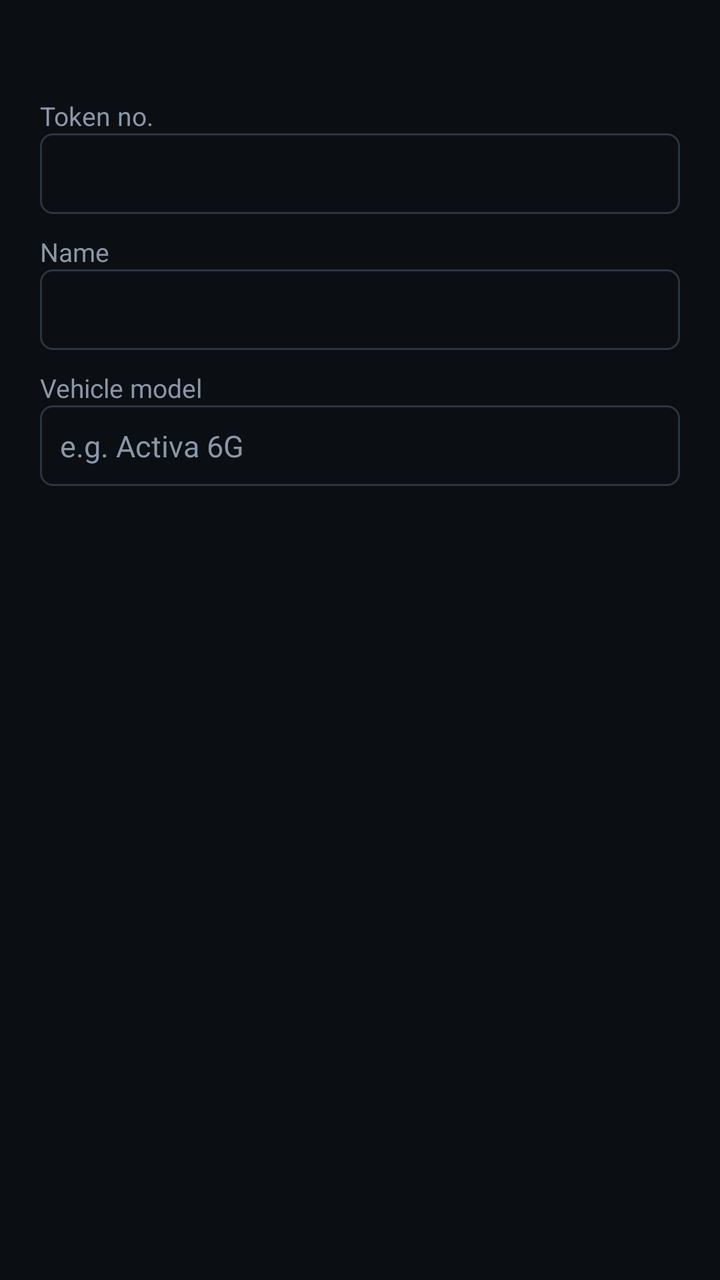
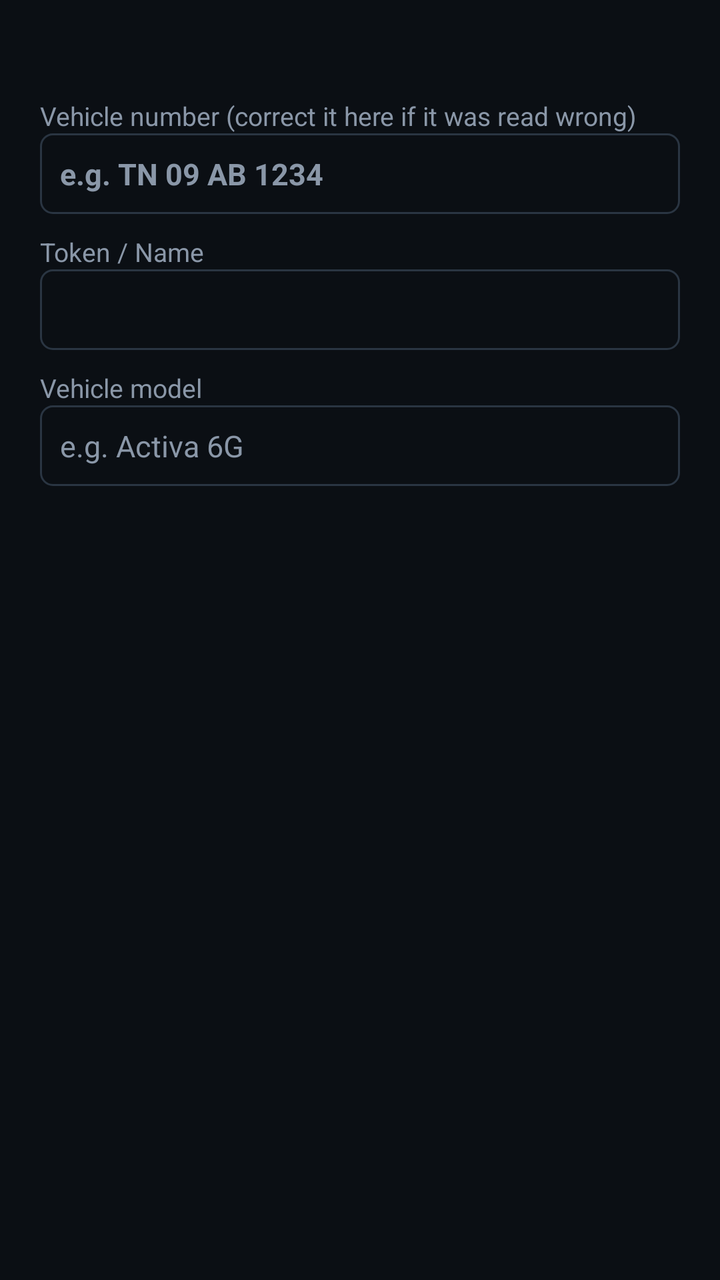

The first picture is an Android layout as it rendered before a commit; the second is the same layout after the commit. The layout source and the unified diff follow.
<!-- AndroidManifest.xml: application theme Theme.VehicleGate -->
<!-- res/layout/dialog_entry.xml -->
<?xml version="1.0" encoding="utf-8"?>
<LinearLayout xmlns:android="http://schemas.android.com/apk/res/android"
    android:layout_width="match_parent"
    android:layout_height="wrap_content"
    android:orientation="vertical"
    android:padding="20dp">

    <TextView
        android:id="@+id/info"
        android:layout_width="wrap_content"
        android:layout_height="wrap_content"
        android:textColor="@color/text_dim"
        android:textSize="14sp" />

    <TextView style="@style/FieldLabel" android:layout_width="wrap_content" android:layout_height="wrap_content" android:text="Token no." />
    <EditText android:id="@+id/token" style="@style/Field" android:layout_width="match_parent" android:layout_height="wrap_content" android:inputType="text" />

    <TextView style="@style/FieldLabel" android:layout_width="wrap_content" android:layout_height="wrap_content" android:text="Name" />
    <EditText android:id="@+id/name" style="@style/Field" android:layout_width="match_parent" android:layout_height="wrap_content" android:inputType="textPersonName|textCapWords" />

    <TextView style="@style/FieldLabel" android:layout_width="wrap_content" android:layout_height="wrap_content" android:text="Vehicle model" />
    <EditText android:id="@+id/model" style="@style/Field" android:layout_width="match_parent" android:layout_height="wrap_content" android:hint="e.g. Activa 6G" android:inputType="textCapWords" />

    <ImageView android:id="@+id/photo" android:layout_width="match_parent" android:layout_height="160dp" android:layout_marginTop="10dp" android:adjustViewBounds="true" android:contentDescription="snapshot" android:scaleType="fitCenter" android:visibility="gone" />
</LinearLayout>
<!-- resources referenced by this layout -->
<resources>
  <color name="text_dim">#8A97A8</color>
  <style name="Field">
          <item name="android:background">@drawable/field_bg</item>
          <item name="android:textColor">@color/text</item>
          <item name="android:textColorHint">@color/text_dim</item>
          <item name="android:textSize">15sp</item>
          <item name="android:padding">10dp</item>
          <item name="android:singleLine">true</item>
      </style>
  <style name="FieldLabel">
          <item name="android:textColor">@color/text_dim</item>
          <item name="android:textSize">13sp</item>
          <item name="android:layout_marginTop">10dp</item>
      </style>
  <style name="Theme.VehicleGate" parent="Theme.Material3.Dark.NoActionBar">
          <item name="android:windowBackground">@color/bg</item>
          <item name="colorPrimary">@color/accent</item>
          <item name="colorOnPrimary">#000000</item>
          <item name="colorSecondary">@color/accent</item>
          <item name="android:statusBarColor">@color/bg</item>
          <item name="android:navigationBarColor">@color/bg</item>
      </style>
  <!-- drawable field_bg (drawable) -->
  <?xml version="1.0" encoding="utf-8"?>
  <selector xmlns:android="http://schemas.android.com/apk/res/android">
      <item android:state_focused="true">
          <shape android:shape="rectangle">
              <solid android:color="@color/bg" />
              <stroke android:width="2dp" android:color="@color/accent" />
              <corners android:radius="6dp" />
          </shape>
      </item>
      <item>
          <shape android:shape="rectangle">
              <solid android:color="@color/bg" />
              <stroke android:width="1dp" android:color="@color/divider" />
              <corners android:radius="6dp" />
          </shape>
      </item>
  </selector>
  <color name="text">#E8EDF2</color>
  <color name="bg">#0B0F14</color>
  <color name="accent">#FFC107</color>
  <color name="divider">#2A3542</color>
</resources>

<!-- the commit's change to res/layout/dialog_entry.xml (unified diff, before → after) -->
@@ -1,5 +1,9 @@
 <?xml version="1.0" encoding="utf-8"?>
-<LinearLayout xmlns:android="http://schemas.android.com/apk/res/android"
+<ScrollView xmlns:android="http://schemas.android.com/apk/res/android"
+    android:layout_width="match_parent"
+    android:layout_height="wrap_content">
+
+<LinearLayout
     android:layout_width="match_parent"
     android:layout_height="wrap_content"
     android:orientation="vertical"
@@ -12,14 +16,15 @@
         android:textColor="@color/text_dim"
         android:textSize="14sp" />
 
-    <TextView style="@style/FieldLabel" android:layout_width="wrap_content" android:layout_height="wrap_content" android:text="Token no." />
-    <EditText android:id="@+id/token" style="@style/Field" android:layout_width="match_parent" android:layout_height="wrap_content" android:inputType="text" />
+    <TextView style="@style/FieldLabel" android:layout_width="wrap_content" android:layout_height="wrap_content" android:text="Vehicle number (correct it here if it was read wrong)" />
+    <EditText android:id="@+id/plate" style="@style/Field" android:layout_width="match_parent" android:layout_height="wrap_content" android:hint="e.g. TN 09 AB 1234" android:inputType="textCapCharacters|textNoSuggestions" android:textStyle="bold" />
 
-    <TextView style="@style/FieldLabel" android:layout_width="wrap_content" android:layout_height="wrap_content" android:text="Name" />
-    <EditText android:id="@+id/name" style="@style/Field" android:layout_width="match_parent" android:layout_height="wrap_content" android:inputType="textPersonName|textCapWords" />
+    <TextView style="@style/FieldLabel" android:layout_width="wrap_content" android:layout_height="wrap_content" android:text="Token / Name" />
+    <EditText android:id="@+id/name" style="@style/Field" android:layout_width="match_parent" android:layout_height="wrap_content" android:inputType="textCapWords" />
 
     <TextView style="@style/FieldLabel" android:layout_width="wrap_content" android:layout_height="wrap_content" android:text="Vehicle model" />
-    <EditText android:id="@+id/model" style="@style/Field" android:layout_width="match_parent" android:layout_height="wrap_content" android:hint="e.g. Activa 6G" android:inputType="textCapWords" />
+    <AutoCompleteTextView android:id="@+id/model" style="@style/Field" android:layout_width="match_parent" android:layout_height="wrap_content" android:completionThreshold="1" android:hint="e.g. Activa 6G" android:inputType="textCapWords" android:popupBackground="@color/surface2" />
 
     <ImageView android:id="@+id/photo" android:layout_width="match_parent" android:layout_height="160dp" android:layout_marginTop="10dp" android:adjustViewBounds="true" android:contentDescription="snapshot" android:scaleType="fitCenter" android:visibility="gone" />
 </LinearLayout>
+</ScrollView>
<!-- resource entries referenced after the edit -->
@@ -1,5 +1,6 @@
 <!-- resources referenced by this layout -->
 <resources>
+  <color name="surface2">#1E2732</color>
   <color name="text_dim">#8A97A8</color>
   <style name="Field">
           <item name="android:background">@drawable/field_bg</item>
